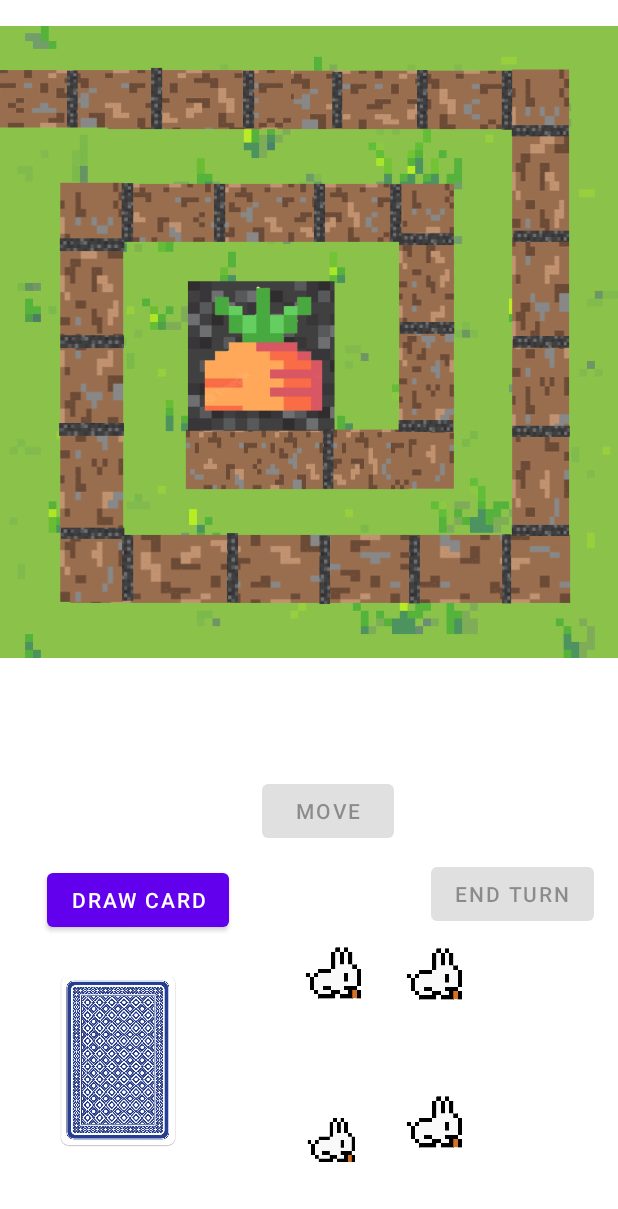
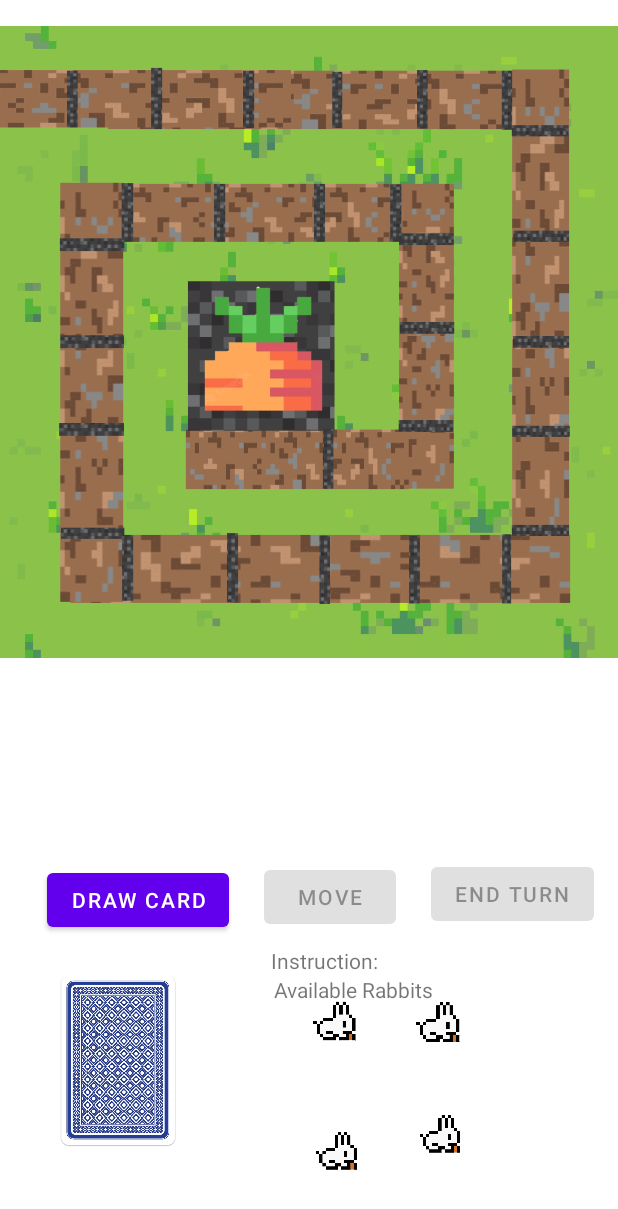
Before and after one commit to SE2-Gruppe3/lotti-karotti, an Android app: the screen it shows after launch (MainActivity), on a phone screen of 412 x 824 dp. Shown: the top 1209 px of the screen. Run offline under Robolectric (Android 15) with nearby library versions, the phone set to English and light mode, and no system bars.

Commit message:
fixed carrot bug and added textviews

```diff
--- a/app/src/main/java/com/example/lottikarotti/MainActivity.java
+++ b/app/src/main/java/com/example/lottikarotti/MainActivity.java
@@ -118,7 +118,7 @@ public class MainActivity extends AppCompatActivity {
                 cardView.setImageResource(cards[random]);
                 switch(random) {
                     case 0: touchCntLimit = 3; startTurn.setEnabled(true); break;
-                    case 1: boolean pressCarrot = true; break;
+                    case 1: carrotButton.setEnabled(true); break;
                     case 2: touchCntLimit = 1; startTurn.setEnabled(true); break;
                     case 3: touchCntLimit = 2; startTurn.setEnabled(true); break;
                 }
--- a/app/src/main/res/layout/activity_main.xml
+++ b/app/src/main/res/layout/activity_main.xml
@@ -39,15 +39,15 @@
 
     <Button
         android:id="@+id/carrotButton"
-        android:text="Test"
+
         android:layout_width="103dp"
-        android:visibility="invisible"
         android:layout_height="104dp"
         android:layout_marginStart="132dp"
         android:layout_marginTop="221dp"
         android:layout_marginEnd="201dp"
         android:layout_marginBottom="206dp"
         android:background="@android:color/transparent"
+        android:visibility="visible"
         app:layout_constraintBottom_toBottomOf="@+id/imageView"
         app:layout_constraintEnd_toEndOf="@+id/imageView"
         app:layout_constraintStart_toStartOf="@+id/imageView"
@@ -84,42 +84,42 @@
         android:id="@+id/moveTurn"
         android:layout_width="wrap_content"
         android:layout_height="wrap_content"
+        android:layout_marginStart="175dp"
+        android:layout_marginEnd="148dp"
+        android:layout_marginBottom="202dp"
         android:text="Move"
         app:layout_constraintBottom_toBottomOf="parent"
-        app:layout_constraintEnd_toStartOf="@+id/endTurn"
-        app:layout_constraintHorizontal_bias="0.474"
-        app:layout_constraintStart_toEndOf="@+id/drawCard"
-        app:layout_constraintTop_toBottomOf="@+id/imageView"
-        app:layout_constraintVertical_bias="0.196" />
+        app:layout_constraintEnd_toEndOf="parent"
+        app:layout_constraintStart_toStartOf="parent" />
 
     <ImageView
         android:id="@+id/rabbit3"
-        android:layout_width="85dp"
-        android:layout_height="81dp"
+        android:layout_width="74dp"
+        android:layout_height="63dp"
         app:layout_constraintBottom_toBottomOf="parent"
         app:layout_constraintEnd_toEndOf="parent"
-        app:layout_constraintHorizontal_bias="0.757"
+        app:layout_constraintHorizontal_bias="0.756"
         app:layout_constraintStart_toStartOf="parent"
         app:layout_constraintTop_toBottomOf="@+id/imageView"
-        app:layout_constraintVertical_bias="0.533"
+        app:layout_constraintVertical_bias="0.635"
         app:srcCompat="@drawable/fig1" />
 
     <ImageView
         android:id="@+id/rabbit1"
-        android:layout_width="85dp"
-        android:layout_height="81dp"
+        android:layout_width="80dp"
+        android:layout_height="62dp"
         app:layout_constraintBottom_toBottomOf="parent"
         app:layout_constraintEnd_toEndOf="parent"
         app:layout_constraintHorizontal_bias="0.552"
         app:layout_constraintStart_toStartOf="parent"
         app:layout_constraintTop_toBottomOf="@+id/imageView"
-        app:layout_constraintVertical_bias="0.529"
+        app:layout_constraintVertical_bias="0.632"
         app:srcCompat="@drawable/fig1" />
 
     <ImageView
         android:id="@+id/rabbit4"
-        android:layout_width="85dp"
-        android:layout_height="81dp"
+        android:layout_width="71dp"
+        android:layout_height="59dp"
         app:layout_constraintBottom_toBottomOf="parent"
         app:layout_constraintEnd_toEndOf="parent"
         app:layout_constraintHorizontal_bias="0.757"
@@ -130,14 +130,13 @@
 
     <ImageView
         android:id="@+id/rabbit2"
-        android:layout_width="73dp"
-        android:layout_height="70dp"
-        android:layout_marginBottom="30dp"
+        android:layout_width="61dp"
+        android:layout_height="59dp"
+        android:layout_marginBottom="28dp"
         app:layout_constraintBottom_toBottomOf="parent"
         app:layout_constraintEnd_toEndOf="parent"
-        app:layout_constraintHorizontal_bias="0.546"
+        app:layout_constraintHorizontal_bias="0.554"
         app:layout_constraintStart_toStartOf="parent"
-        app:layout_constraintVertical_bias="0.989"
         app:srcCompat="@drawable/fig1" />
 
     <Button
@@ -267,7 +266,6 @@
 
     <Button
         android:id="@+id/buttonField7"
-        android:visibility="invisible"
         android:layout_width="39dp"
         android:layout_height="52dp"
         android:layout_marginStart="343dp"
@@ -275,6 +273,7 @@
         android:layout_marginEnd="35dp"
         android:layout_marginBottom="373dp"
         android:text="Button"
+        android:visibility="invisible"
         app:layout_constraintBottom_toBottomOf="@+id/imageView"
         app:layout_constraintEnd_toEndOf="@+id/imageView"
         app:layout_constraintHorizontal_bias="1.0"
@@ -284,20 +283,19 @@
 
     <Button
         android:id="@+id/buttonFiled8"
-        android:visibility="invisible"
         android:layout_width="39dp"
         android:layout_height="67dp"
         android:layout_marginStart="345dp"
         android:layout_marginTop="87dp"
         android:layout_marginEnd="37dp"
         android:text="Button"
+        android:visibility="invisible"
         app:layout_constraintEnd_toEndOf="@+id/imageView"
         app:layout_constraintStart_toStartOf="@+id/imageView"
         app:layout_constraintTop_toTopOf="@+id/imageView" />
 
     <Button
         android:id="@+id/buttonFiled9"
-        android:visibility="invisible"
         android:layout_width="39dp"
         android:layout_height="63dp"
         android:layout_marginStart="345dp"
@@ -305,6 +303,7 @@
         android:layout_marginEnd="37dp"
         android:layout_marginBottom="235dp"
         android:text="Button"
+        android:visibility="invisible"
         app:layout_constraintBottom_toBottomOf="@+id/imageView"
         app:layout_constraintEnd_toEndOf="@+id/imageView"
         app:layout_constraintStart_toStartOf="@+id/imageView"
@@ -312,7 +311,6 @@
 
     <Button
         android:id="@+id/buttonField10"
-        android:visibility="invisible"
         android:layout_width="39dp"
         android:layout_height="63dp"
         android:layout_marginStart="344dp"
@@ -320,6 +318,7 @@
         android:layout_marginEnd="38dp"
         android:layout_marginBottom="168dp"
         android:text="Button"
+        android:visibility="invisible"
         app:layout_constraintBottom_toBottomOf="@+id/imageView"
         app:layout_constraintEnd_toEndOf="@+id/imageView"
         app:layout_constraintHorizontal_bias="0.0"
@@ -328,13 +327,13 @@
 
     <Button
         android:id="@+id/buttonFiled11"
-        android:visibility="invisible"
         android:layout_width="40dp"
         android:layout_height="57dp"
         android:layout_marginTop="281dp"
         android:layout_marginEnd="32dp"
         android:layout_marginBottom="106dp"
         android:text="Button"
+        android:visibility="invisible"
         app:layout_constraintBottom_toBottomOf="@+id/imageView"
         app:layout_constraintEnd_toEndOf="parent"
         app:layout_constraintTop_toTopOf="@+id/imageView"
@@ -342,7 +341,6 @@
 
     <Button
         android:id="@+id/buttonField12"
-        android:visibility="invisible"
         android:layout_width="41dp"
         android:layout_height="49dp"
         android:layout_marginStart="344dp"
@@ -350,6 +348,7 @@
         android:layout_marginEnd="36dp"
         android:layout_marginBottom="53dp"
         android:text="Button"
+        android:visibility="invisible"
         app:layout_constraintBottom_toBottomOf="@+id/imageView"
         app:layout_constraintEnd_toEndOf="@+id/imageView"
         app:layout_constraintStart_toStartOf="@+id/imageView"
@@ -357,7 +356,6 @@
 
     <Button
         android:id="@+id/buttonFiled13"
-        android:visibility="invisible"
         android:layout_width="58dp"
         android:layout_height="50dp"
         android:layout_marginStart="280dp"
@@ -365,6 +363,7 @@
         android:layout_marginEnd="83dp"
         android:layout_marginBottom="52dp"
         android:text="Button"
+        android:visibility="invisible"
         app:layout_constraintBottom_toBottomOf="@+id/imageView"
         app:layout_constraintEnd_toEndOf="@+id/imageView"
         app:layout_constraintStart_toStartOf="@+id/imageView"
@@ -372,7 +371,6 @@
 
     <Button
         android:id="@+id/buttonField14"
-        android:visibility="invisible"
         android:layout_width="57dp"
         android:layout_height="50dp"
         android:layout_marginStart="222dp"
@@ -380,6 +378,7 @@
         android:layout_marginEnd="142dp"
         android:layout_marginBottom="52dp"
         android:text="Button"
+        android:visibility="invisible"
         app:layout_constraintBottom_toBottomOf="@+id/imageView"
         app:layout_constraintEnd_toEndOf="@+id/imageView"
         app:layout_constraintStart_toStartOf="@+id/imageView"
@@ -387,10 +386,8 @@
         app:layout_constraintVertical_bias="1.0" />
 
 
-
     <Button
         android:id="@+id/buttonField20"
-        android:visibility="invisible"
         android:layout_width="42dp"
         android:layout_height="55dp"
         android:layout_marginStart="45dp"
@@ -398,6 +395,7 @@
         android:layout_marginEnd="334dp"
         android:layout_marginBottom="240dp"
         android:text="Button"
+        android:visibility="invisible"
         app:layout_constraintBottom_toBottomOf="@+id/imageView"
         app:layout_constraintEnd_toEndOf="@+id/imageView"
         app:layout_constraintStart_toStartOf="@+id/imageView"
@@ -405,7 +403,6 @@
 
     <Button
         android:id="@+id/buttonField21"
-        android:visibility="invisible"
         android:layout_width="0dp"
         android:layout_height="0dp"
         android:layout_marginStart="43dp"
@@ -413,6 +410,7 @@
         android:layout_marginEnd="333dp"
         android:layout_marginBottom="292dp"
         android:text="Button"
+        android:visibility="invisible"
         app:layout_constraintBottom_toBottomOf="@+id/imageView"
         app:layout_constraintEnd_toEndOf="@+id/imageView"
         app:layout_constraintHorizontal_bias="1.0"
@@ -422,7 +420,6 @@
 
     <Button
         android:id="@+id/buttonField22"
-        android:visibility="invisible"
         android:layout_width="57dp"
         android:layout_height="44dp"
         android:layout_marginStart="100dp"
@@ -430,6 +427,7 @@
         android:layout_marginEnd="263dp"
         android:layout_marginBottom="291dp"
         android:text="Button"
+        android:visibility="invisible"
         app:layout_constraintBottom_toBottomOf="@+id/imageView"
         app:layout_constraintEnd_toEndOf="@+id/imageView"
 
@@ -440,7 +438,6 @@
 
     <Button
         android:id="@+id/buttonField23"
-        android:visibility="invisible"
         android:layout_width="53dp"
         android:layout_height="44dp"
         android:layout_marginStart="167dp"
@@ -448,6 +445,7 @@
         android:layout_marginEnd="208dp"
         android:layout_marginBottom="293dp"
         android:text="Button"
+        android:visibility="invisible"
         app:layout_constraintBottom_toBottomOf="@+id/imageView"
         app:layout_constraintEnd_toEndOf="@+id/imageView"
         app:layout_constraintHorizontal_bias="1.0"
@@ -457,7 +455,6 @@
 
     <Button
         android:id="@+id/buttonField24"
-        android:visibility="invisible"
         android:layout_width="40dp"
         android:layout_height="43dp"
         android:layout_marginStart="226dp"
@@ -465,6 +462,7 @@
         android:layout_marginEnd="76dp"
         android:layout_marginBottom="296dp"
         android:text="Button"
+        android:visibility="invisible"
         app:layout_constraintBottom_toBottomOf="@+id/imageView"
         app:layout_constraintEnd_toEndOf="@+id/imageView"
         app:layout_constraintEnd_toStartOf="@+id/hole7"
@@ -475,7 +473,6 @@
 
     <Button
         android:id="@+id/buttonField29"
-        android:visibility="invisible"
         android:layout_width="92dp"
         android:layout_height="43dp"
         android:layout_marginStart="124dp"
@@ -483,6 +480,7 @@
         android:layout_marginEnd="205dp"
         android:layout_marginBottom="124dp"
         android:text="Button"
+        android:visibility="invisible"
         app:layout_constraintBottom_toBottomOf="@+id/imageView"
         app:layout_constraintEnd_toEndOf="@+id/imageView"
         app:layout_constraintStart_toStartOf="@+id/imageView"
@@ -490,13 +488,13 @@
 
     <Button
         android:id="@+id/buttonField25"
-        android:visibility="invisible"
         android:layout_width="45dp"
         android:layout_height="41dp"
         android:layout_marginStart="272dp"
         android:layout_marginTop="114dp"
         android:layout_marginBottom="28dp"
         android:text="Button"
+        android:visibility="invisible"
         app:layout_constraintBottom_toTopOf="@+id/carrotButton"
         app:layout_constraintHorizontal_bias="0.076"
         app:layout_constraintStart_toStartOf="@+id/imageView"
@@ -505,7 +503,6 @@
 
     <Button
         android:id="@+id/buttonField26"
-        android:visibility="invisible"
         android:layout_width="0dp"
         android:layout_height="49dp"
         android:layout_marginStart="4dp"
@@ -513,6 +510,7 @@
         android:layout_marginEnd="4dp"
         android:layout_marginBottom="244dp"
         android:text="Button"
+        android:visibility="invisible"
         app:layout_constraintBottom_toBottomOf="@+id/imageView"
         app:layout_constraintEnd_toEndOf="@+id/hole25"
         app:layout_constraintStart_toEndOf="@+id/moveTurn"></Button>
@@ -520,11 +518,11 @@
 
     <Button
         android:id="@+id/buttonField27"
-        android:visibility="invisible"
         android:layout_width="38dp"
         android:layout_height="77dp"
         android:layout_marginBottom="172dp"
         android:text="Button"
+        android:visibility="invisible"
         app:layout_constraintBottom_toBottomOf="@+id/imageView"
         app:layout_constraintEnd_toEndOf="@+id/imageView"
         app:layout_constraintHorizontal_bias="0.708"
@@ -532,7 +530,6 @@
 
     <Button
         android:id="@+id/buttonField16"
-        android:visibility="invisible"
         android:layout_width="62dp"
         android:layout_height="52dp"
         android:layout_marginStart="96dp"
@@ -540,6 +537,7 @@
         android:layout_marginEnd="263dp"
         android:layout_marginBottom="50dp"
         android:text="Button"
+        android:visibility="invisible"
         app:layout_constraintBottom_toBottomOf="@+id/imageView"
         app:layout_constraintEnd_toEndOf="@+id/imageView"
         app:layout_constraintStart_toStartOf="@+id/imageView"
@@ -547,7 +545,6 @@
 
     <Button
         android:id="@+id/buttonField17"
-        android:visibility="invisible"
         android:layout_width="48dp"
         android:layout_height="52dp"
         android:layout_marginStart="41dp"
@@ -555,6 +552,7 @@
         android:layout_marginEnd="332dp"
         android:layout_marginBottom="49dp"
         android:text="Button"
+        android:visibility="invisible"
         app:layout_constraintBottom_toBottomOf="@+id/imageView"
         app:layout_constraintEnd_toEndOf="@+id/imageView"
         app:layout_constraintStart_toStartOf="@+id/imageView"
@@ -562,7 +560,6 @@
 
     <Button
         android:id="@+id/buttonField18"
-        android:visibility="invisible"
         android:layout_width="45dp"
         android:layout_height="63dp"
         android:layout_marginStart="41dp"
@@ -570,6 +567,7 @@
         android:layout_marginEnd="335dp"
         android:layout_marginBottom="108dp"
         android:text="Button"
+        android:visibility="invisible"
         app:layout_constraintBottom_toBottomOf="@+id/imageView"
         app:layout_constraintEnd_toEndOf="@+id/imageView"
         app:layout_constraintStart_toStartOf="@+id/imageView"
@@ -594,7 +592,6 @@
 
     <Button
         android:id="@+id/buttonField15"
-        android:visibility="invisible"
         android:layout_width="52dp"
         android:layout_height="54dp"
         android:layout_marginStart="164dp"
@@ -602,6 +599,7 @@
         android:layout_marginEnd="205dp"
         android:layout_marginBottom="52dp"
         android:text="Button"
+        android:visibility="invisible"
         app:layout_constraintBottom_toBottomOf="@+id/imageView"
         app:layout_constraintEnd_toEndOf="@+id/imageView"
         app:layout_constraintStart_toStartOf="@+id/imageView"
@@ -638,7 +636,6 @@
 
     <Button
         android:id="@+id/buttonField1"
-        android:visibility="invisible"
         android:layout_width="39dp"
         android:layout_height="44dp"
         android:layout_marginStart="10dp"
@@ -646,6 +643,7 @@
         android:layout_marginEnd="372dp"
         android:layout_marginBottom="368dp"
         android:text="Button"
+        android:visibility="invisible"
         app:layout_constraintBottom_toBottomOf="@+id/imageView"
         app:layout_constraintEnd_toEndOf="@+id/imageView"
         app:layout_constraintStart_toStartOf="@+id/imageView"
@@ -653,7 +651,6 @@
 
     <Button
         android:id="@+id/buttonField2"
-        android:visibility="invisible"
         android:layout_width="51dp"
         android:layout_height="49dp"
         android:layout_marginStart="57dp"
@@ -661,6 +658,7 @@
         android:layout_marginEnd="313dp"
         android:layout_marginBottom="361dp"
         android:text="Button"
+        android:visibility="invisible"
         app:layout_constraintBottom_toBottomOf="@+id/imageView"
         app:layout_constraintEnd_toEndOf="@+id/imageView"
         app:layout_constraintStart_toStartOf="@+id/imageView"
@@ -668,7 +666,6 @@
 
     <Button
         android:id="@+id/buttonField5"
-        android:visibility="invisible"
         android:layout_width="46dp"
         android:layout_height="42dp"
         android:layout_marginStart="234dp"
@@ -676,6 +673,7 @@
         android:layout_marginEnd="141dp"
         android:layout_marginBottom="368dp"
         android:text="Button"
+        android:visibility="invisible"
         app:layout_constraintBottom_toBottomOf="@+id/imageView"
         app:layout_constraintEnd_toEndOf="@+id/imageView"
         app:layout_constraintStart_toStartOf="@+id/imageView"
@@ -683,7 +681,6 @@
 
     <Button
         android:id="@+id/buttonField4"
-        android:visibility="invisible"
         android:layout_width="55dp"
         android:layout_height="45dp"
         android:layout_marginStart="167dp"
@@ -691,6 +688,7 @@
         android:layout_marginEnd="199dp"
         android:layout_marginBottom="363dp"
         android:text="Button"
+        android:visibility="invisible"
         app:layout_constraintBottom_toBottomOf="@+id/imageView"
         app:layout_constraintEnd_toEndOf="@+id/imageView"
         app:layout_constraintStart_toStartOf="@+id/imageView"
@@ -698,7 +696,6 @@
 
     <Button
         android:id="@+id/buttonField3"
-        android:visibility="invisible"
         android:layout_width="56dp"
         android:layout_height="0dp"
         android:layout_marginStart="109dp"
@@ -706,6 +703,7 @@
         android:layout_marginEnd="256dp"
         android:layout_marginBottom="199dp"
         android:text="Button"
+        android:visibility="invisible"
         app:layout_constraintBottom_toTopOf="@+id/buttonField29"
         app:layout_constraintEnd_toEndOf="@+id/imageView"
         app:layout_constraintStart_toStartOf="@+id/imageView"
@@ -714,7 +712,6 @@
 
     <Button
         android:id="@+id/buttonField6"
-        android:visibility="invisible"
         android:layout_width="43dp"
         android:layout_height="44dp"
         android:layout_marginStart="291dp"
@@ -722,6 +719,7 @@
         android:layout_marginEnd="87dp"
         android:layout_marginBottom="366dp"
         android:text="Button"
+        android:visibility="invisible"
         app:layout_constraintBottom_toBottomOf="@+id/imageView"
         app:layout_constraintEnd_toEndOf="@+id/imageView"
         app:layout_constraintStart_toStartOf="@+id/imageView"
@@ -729,7 +727,6 @@
 
     <Button
         android:id="@+id/buttonField28"
-        android:visibility="invisible"
         android:layout_width="78dp"
         android:layout_height="41dp"
         android:layout_marginStart="225dp"
@@ -737,10 +734,36 @@
         android:layout_marginEnd="118dp"
         android:layout_marginBottom="128dp"
         android:text="Button"
+        android:visibility="invisible"
         app:layout_constraintBottom_toBottomOf="@+id/imageView"
         app:layout_constraintEnd_toEndOf="@+id/imageView"
         app:layout_constraintStart_toStartOf="@+id/imageView"
         app:layout_constraintTop_toTopOf="@+id/imageView" />
 
+    <TextView
+        android:id="@+id/textViewAvailableRabbits"
+        android:layout_width="wrap_content"
+        android:layout_height="wrap_content"
+        android:layout_marginStart="181dp"
+        android:layout_marginEnd="122dp"
+        android:layout_marginBottom="155dp"
+        android:text="Available Rabbits"
+        app:layout_constraintBottom_toBottomOf="parent"
+        app:layout_constraintEnd_toEndOf="parent"
+        app:layout_constraintStart_toStartOf="parent"
+        app:layout_constraintTop_toBottomOf="@+id/textViewInstructions" />
+
+    <TextView
+        android:id="@+id/textViewInstructions"
+        android:layout_width="wrap_content"
+        android:layout_height="wrap_content"
+        android:text="Instruction:"
+        app:layout_constraintBottom_toBottomOf="parent"
+        app:layout_constraintEnd_toEndOf="parent"
+        app:layout_constraintHorizontal_bias="0.53"
+        app:layout_constraintStart_toStartOf="parent"
+        app:layout_constraintTop_toBottomOf="@+id/moveTurn"
+        app:layout_constraintVertical_bias="0.049" />
+
 
 </androidx.constraintlayout.widget.ConstraintLayout>
```
